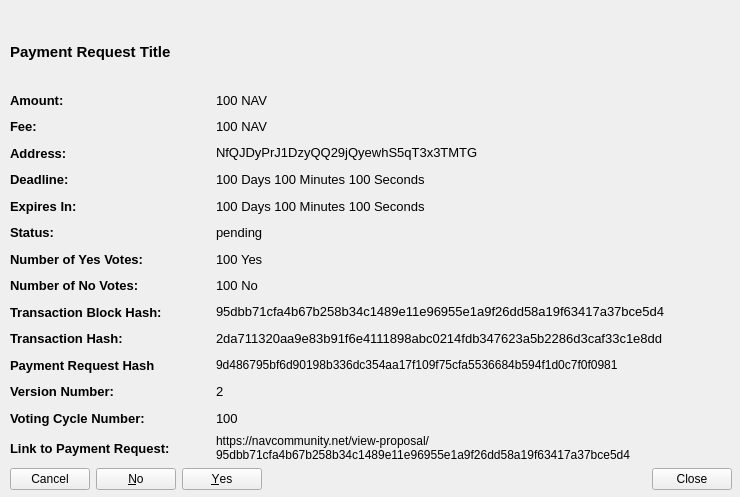
Old version of the form src/qt/communityfunddisplaypaymentrequestdetailed.ui in the repository navcoin/navcoin-core.
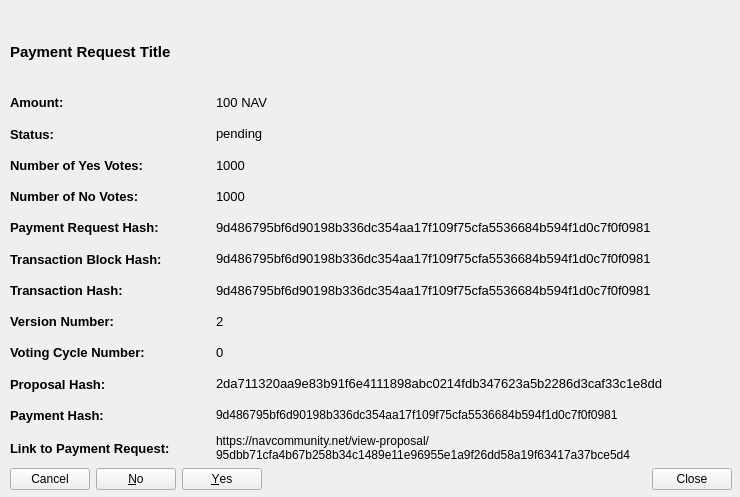
New version of the form.

```diff
--- a/src/qt/communityfunddisplaypaymentrequestdetailed.ui
+++ b/src/qt/communityfunddisplaypaymentrequestdetailed.ui
@@ -10,6 +10,12 @@
     <height>497</height>
    </rect>
   </property>
+  <property name="minimumSize">
+   <size>
+    <width>740</width>
+    <height>497</height>
+   </size>
+  </property>
   <property name="windowTitle">
    <string>Form</string>
   </property>
@@ -124,7 +130,7 @@
          </font>
         </property>
         <property name="text">
-         <string>Fee:</string>
+         <string>Status:</string>
         </property>
         <property name="textInteractionFlags">
          <set>Qt::NoTextInteraction</set>
@@ -139,7 +145,10 @@
          </font>
         </property>
         <property name="text">
-         <string>100 NAV</string>
+         <string>pending</string>
+        </property>
+        <property name="textInteractionFlags">
+         <set>Qt::TextSelectableByMouse</set>
         </property>
        </widget>
       </item>
@@ -169,7 +178,7 @@
          </font>
         </property>
         <property name="text">
-         <string>Address:</string>
+         <string>Number of Yes Votes:</string>
         </property>
         <property name="textInteractionFlags">
          <set>Qt::NoTextInteraction</set>
@@ -184,7 +193,7 @@
          </font>
         </property>
         <property name="text">
-         <string>NfQJDyPrJ1DzyQQ29jQyewhS5qT3x3TMTG</string>
+         <string>1000</string>
         </property>
         <property name="textInteractionFlags">
          <set>Qt::LinksAccessibleByKeyboard|Qt::LinksAccessibleByMouse|Qt::TextBrowserInteraction|Qt::TextSelectableByKeyboard|Qt::TextSelectableByMouse</set>
@@ -217,7 +226,7 @@
          </font>
         </property>
         <property name="text">
-         <string>Deadline:</string>
+         <string>Number of No Votes:</string>
         </property>
         <property name="textInteractionFlags">
          <set>Qt::NoTextInteraction</set>
@@ -232,7 +241,10 @@
          </font>
         </property>
         <property name="text">
-         <string>100 Days 100 Minutes 100 Seconds</string>
+         <string>1000</string>
+        </property>
+        <property name="textInteractionFlags">
+         <set>Qt::TextSelectableByMouse</set>
         </property>
        </widget>
       </item>
@@ -262,7 +274,7 @@
          </font>
         </property>
         <property name="text">
-         <string>Expires In:</string>
+         <string>Payment Request Hash:</string>
         </property>
         <property name="textInteractionFlags">
          <set>Qt::NoTextInteraction</set>
@@ -277,7 +289,10 @@
          </font>
         </property>
         <property name="text">
-         <string>100 Days 100 Minutes 100 Seconds</string>
+         <string>9d486795bf6d90198b336dc354aa17f109f75cfa5536684b594f1d0c7f0f0981</string>
+        </property>
+        <property name="textInteractionFlags">
+         <set>Qt::TextSelectableByMouse</set>
         </property>
        </widget>
       </item>
@@ -307,7 +322,7 @@
          </font>
         </property>
         <property name="text">
-         <string>Status:</string>
+         <string>Transaction Block Hash:</string>
         </property>
         <property name="textInteractionFlags">
          <set>Qt::NoTextInteraction</set>
@@ -322,7 +337,10 @@
          </font>
         </property>
         <property name="text">
-         <string>pending</string>
+         <string>9d486795bf6d90198b336dc354aa17f109f75cfa5536684b594f1d0c7f0f0981</string>
+        </property>
+        <property name="textInteractionFlags">
+         <set>Qt::TextSelectableByMouse</set>
         </property>
        </widget>
       </item>
@@ -352,7 +370,7 @@
          </font>
         </property>
         <property name="text">
-         <string>Number of Yes Votes:</string>
+         <string>Transaction Hash:</string>
         </property>
         <property name="textInteractionFlags">
          <set>Qt::NoTextInteraction</set>
@@ -367,7 +385,10 @@
          </font>
         </property>
         <property name="text">
-         <string>100 Yes</string>
+         <string>9d486795bf6d90198b336dc354aa17f109f75cfa5536684b594f1d0c7f0f0981</string>
+        </property>
+        <property name="textInteractionFlags">
+         <set>Qt::TextSelectableByMouse</set>
         </property>
        </widget>
       </item>
@@ -397,7 +418,7 @@
          </font>
         </property>
         <property name="text">
-         <string>Number of No Votes:</string>
+         <string>Version Number:</string>
         </property>
         <property name="textInteractionFlags">
          <set>Qt::NoTextInteraction</set>
@@ -412,7 +433,10 @@
          </font>
         </property>
         <property name="text">
-         <string>100 No</string>
+         <string>2</string>
+        </property>
+        <property name="textInteractionFlags">
+         <set>Qt::TextSelectableByMouse</set>
         </property>
        </widget>
       </item>
@@ -442,7 +466,7 @@
          </font>
         </property>
         <property name="text">
-         <string>Transaction Block Hash:</string>
+         <string>Voting Cycle Number:</string>
         </property>
         <property name="textInteractionFlags">
          <set>Qt::NoTextInteraction</set>
@@ -457,7 +481,7 @@
          </font>
         </property>
         <property name="text">
-         <string>95dbb71cfa4b67b258b34c1489e11e96955e1a9f26dd58a19f63417a37bce5d4</string>
+         <string>0</string>
         </property>
         <property name="textInteractionFlags">
          <set>Qt::LinksAccessibleByMouse|Qt::TextSelectableByKeyboard|Qt::TextSelectableByMouse</set>
@@ -490,7 +514,7 @@
          </font>
         </property>
         <property name="text">
-         <string>Transaction Hash:</string>
+         <string>Proposal Hash:</string>
         </property>
         <property name="textInteractionFlags">
          <set>Qt::NoTextInteraction</set>
@@ -547,7 +571,7 @@
          </font>
         </property>
         <property name="text">
-         <string>Payment Request Hash</string>
+         <string>Payment Hash:</string>
         </property>
        </widget>
       </item>
@@ -557,97 +581,7 @@
          <string>9d486795bf6d90198b336dc354aa17f109f75cfa5536684b594f1d0c7f0f0981</string>
         </property>
         <property name="textInteractionFlags">
-         <set>Qt::LinksAccessibleByMouse|Qt::TextSelectableByKeyboard|Qt::TextSelectableByMouse</set>
-        </property>
-       </widget>
-      </item>
-     </layout>
-    </item>
-    <item>
-     <layout class="QHBoxLayout" name="horizontalLayoutVersionNumber_2">
-      <item>
-       <widget class="QLabel" name="labelVersionNumberTitle_2">
-        <property name="sizePolicy">
-         <sizepolicy hsizetype="Fixed" vsizetype="Preferred">
-          <horstretch>0</horstretch>
-          <verstretch>0</verstretch>
-         </sizepolicy>
-        </property>
-        <property name="minimumSize">
-         <size>
-          <width>200</width>
-          <height>0</height>
-         </size>
-        </property>
-        <property name="font">
-         <font>
-          <pointsize>10</pointsize>
-          <weight>75</weight>
-          <bold>true</bold>
-         </font>
-        </property>
-        <property name="text">
-         <string>Version Number:</string>
-        </property>
-        <property name="textInteractionFlags">
-         <set>Qt::NoTextInteraction</set>
-        </property>
-       </widget>
-      </item>
-      <item>
-       <widget class="QLabel" name="labelVersionNumber_2">
-        <property name="font">
-         <font>
-          <pointsize>10</pointsize>
-         </font>
-        </property>
-        <property name="text">
-         <string>2</string>
-        </property>
-       </widget>
-      </item>
-     </layout>
-    </item>
-    <item>
-     <layout class="QHBoxLayout" name="horizontalLayoutVotingCycleNumber_2">
-      <item>
-       <widget class="QLabel" name="labelVOtingCycleNumberTitle_2">
-        <property name="sizePolicy">
-         <sizepolicy hsizetype="Fixed" vsizetype="Preferred">
-          <horstretch>0</horstretch>
-          <verstretch>0</verstretch>
-         </sizepolicy>
-        </property>
-        <property name="minimumSize">
-         <size>
-          <width>200</width>
-          <height>0</height>
-         </size>
-        </property>
-        <property name="font">
-         <font>
-          <pointsize>10</pointsize>
-          <weight>75</weight>
-          <bold>true</bold>
-         </font>
-        </property>
-        <property name="text">
-         <string>Voting Cycle Number:</string>
-        </property>
-        <property name="textInteractionFlags">
-         <set>Qt::NoTextInteraction</set>
-        </property>
-       </widget>
-      </item>
-      <item>
-       <widget class="QLabel" name="labelVotingCycleNumber_2">
-        <property name="font">
-         <font>
-          <pointsize>10</pointsize>
-         </font>
-        </property>
-        <property name="text">
-         <string>100</string>
+         <set>Qt::TextSelectableByMouse</set>
         </property>
        </widget>
       </item>
```
Left out of the diff: 59 changed lines with no effect on the pictures.
